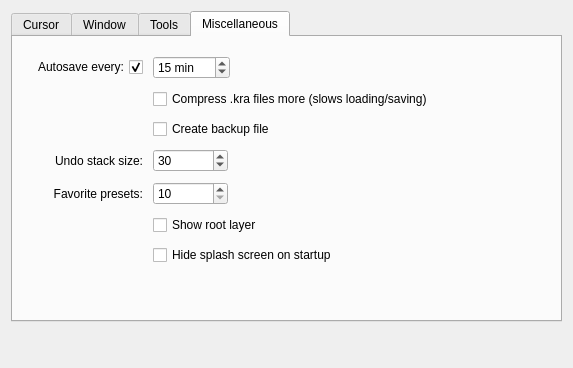
The window that libs/ui/forms/wdggeneralsettings.ui (KDE/krita) describes before a commit, drawn with Qt 5.
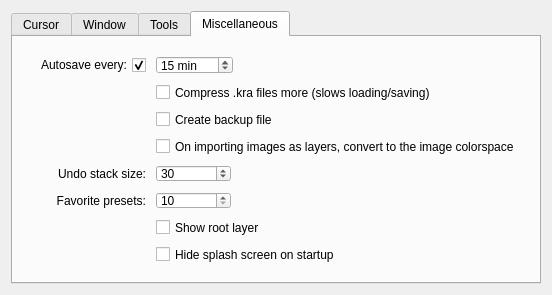
The same window after the commit. The open tabs and pages were chosen to show the change. Custom widgets are drawn as their Qt base class.

Commit message:
BUG:343993 Add a config option for converting images imported as layer
Since this is a workflow thing, it's an option in settings, not something
to ask the user every time. Now, if this option is checked, on importing
images as layers, they will be converted to the image colorspace. It's
off by default to preserve existing behavior.

The edit to the form file:
```diff
--- a/libs/ui/forms/wdggeneralsettings.ui
+++ b/libs/ui/forms/wdggeneralsettings.ui
@@ -6,8 +6,8 @@
    <rect>
     <x>0</x>
     <y>0</y>
-    <width>573</width>
-    <height>368</height>
+    <width>552</width>
+    <height>295</height>
    </rect>
   </property>
   <property name="sizePolicy">
@@ -25,8 +25,8 @@
   <property name="layoutDirection">
    <enum>Qt::LeftToRight</enum>
   </property>
-  <layout class="QVBoxLayout" name="verticalLayout_2">
-   <item>
+  <layout class="QGridLayout" name="gridLayout">
+   <item row="0" column="0">
     <widget class="QTabWidget" name="tabWidget">
      <property name="currentIndex">
       <number>3</number>
@@ -496,13 +496,6 @@
          <property name="spacing">
           <number>10</number>
          </property>
-         <item row="5" column="1">
-          <widget class="QCheckBox" name="chkShowRootLayer">
-           <property name="text">
-            <string>Show root layer</string>
-           </property>
-          </widget>
-         </item>
          <item row="0" column="0">
           <widget class="QCheckBox" name="m_autosaveCheckBox">
            <property name="sizePolicy">
@@ -522,6 +515,22 @@
            </property>
           </widget>
          </item>
+         <item row="4" column="0">
+          <widget class="QLabel" name="label">
+           <property name="sizePolicy">
+            <sizepolicy hsizetype="Minimum" vsizetype="Preferred">
+             <horstretch>0</horstretch>
+             <verstretch>0</verstretch>
+            </sizepolicy>
+           </property>
+           <property name="text">
+            <string>Undo stack size:</string>
+           </property>
+           <property name="alignment">
+            <set>Qt::AlignRight|Qt::AlignTrailing|Qt::AlignVCenter</set>
+           </property>
+          </widget>
+         </item>
          <item row="1" column="1">
           <widget class="QCheckBox" name="m_chkCompressKra">
            <property name="text">
@@ -536,6 +545,44 @@
            </property>
           </widget>
          </item>
+         <item row="5" column="1">
+          <widget class="QSpinBox" name="m_favoritePresetsSpinBox">
+           <property name="sizePolicy">
+            <sizepolicy hsizetype="Fixed" vsizetype="Fixed">
+             <horstretch>0</horstretch>
+             <verstretch>0</verstretch>
+            </sizepolicy>
+           </property>
+           <property name="minimumSize">
+            <size>
+             <width>75</width>
+             <height>0</height>
+            </size>
+           </property>
+           <property name="minimum">
+            <number>10</number>
+           </property>
+           <property name="maximum">
+            <number>30</number>
+           </property>
+          </widget>
+         </item>
+         <item row="5" column="0">
+          <widget class="QLabel" name="label_3">
+           <property name="sizePolicy">
+            <sizepolicy hsizetype="Minimum" vsizetype="Preferred">
+             <horstretch>0</horstretch>
+             <verstretch>0</verstretch>
+            </sizepolicy>
+           </property>
+           <property name="text">
+            <string>Favorite presets:</string>
+           </property>
+           <property name="alignment">
+            <set>Qt::AlignRight|Qt::AlignTrailing|Qt::AlignVCenter</set>
+           </property>
+          </widget>
+         </item>
          <item row="0" column="1">
           <widget class="QSpinBox" name="m_autosaveSpinBox">
            <property name="sizePolicy">
@@ -567,7 +614,7 @@
            </property>
           </widget>
          </item>
-         <item row="3" column="1">
+         <item row="4" column="1">
           <widget class="QSpinBox" name="m_undoStackSize">
            <property name="sizePolicy">
             <sizepolicy hsizetype="Fixed" vsizetype="Fixed">
@@ -595,82 +642,29 @@
            </property>
           </widget>
          </item>
-         <item row="4" column="1">
-          <widget class="QSpinBox" name="m_favoritePresetsSpinBox">
-           <property name="sizePolicy">
-            <sizepolicy hsizetype="Fixed" vsizetype="Fixed">
-             <horstretch>0</horstretch>
-             <verstretch>0</verstretch>
-            </sizepolicy>
-           </property>
-           <property name="minimumSize">
-            <size>
-             <width>75</width>
-             <height>0</height>
-            </size>
-           </property>
-           <property name="minimum">
-            <number>10</number>
-           </property>
-           <property name="maximum">
-            <number>30</number>
-           </property>
-          </widget>
-         </item>
-         <item row="3" column="0">
-          <widget class="QLabel" name="label">
-           <property name="sizePolicy">
-            <sizepolicy hsizetype="Minimum" vsizetype="Preferred">
-             <horstretch>0</horstretch>
-             <verstretch>0</verstretch>
-            </sizepolicy>
-           </property>
-           <property name="text">
-            <string>Undo stack size:</string>
-           </property>
-           <property name="alignment">
-            <set>Qt::AlignRight|Qt::AlignTrailing|Qt::AlignVCenter</set>
-           </property>
-          </widget>
-         </item>
-         <item row="4" column="0">
-          <widget class="QLabel" name="label_3">
-           <property name="sizePolicy">
-            <sizepolicy hsizetype="Minimum" vsizetype="Preferred">
-             <horstretch>0</horstretch>
-             <verstretch>0</verstretch>
-            </sizepolicy>
-           </property>
-           <property name="text">
-            <string>Favorite presets:</string>
-           </property>
-           <property name="alignment">
-            <set>Qt::AlignRight|Qt::AlignTrailing|Qt::AlignVCenter</set>
-           </property>
-          </widget>
-         </item>
          <item row="6" column="1">
+          <widget class="QCheckBox" name="chkShowRootLayer">
+           <property name="text">
+            <string>Show root layer</string>
+           </property>
+          </widget>
+         </item>
+         <item row="7" column="1">
           <widget class="QCheckBox" name="m_hideSplashScreen">
            <property name="text">
             <string>Hide splash screen on startup</string>
            </property>
           </widget>
          </item>
+         <item row="3" column="1">
+          <widget class="QCheckBox" name="m_chkConvertOnImport">
+           <property name="text">
+            <string>On importing images as layers, convert to the image colorspace</string>
+           </property>
+          </widget>
+         </item>
         </layout>
        </item>
-       <item row="0" column="1">
-        <spacer name="horizontalSpacer">
-         <property name="orientation">
-          <enum>Qt::Horizontal</enum>
-         </property>
-         <property name="sizeHint" stdset="0">
-          <size>
-           <width>40</width>
-           <height>20</height>
-          </size>
-         </property>
-        </spacer>
-       </item>
        <item row="1" column="0">
         <spacer name="verticalSpacer_4">
          <property name="orientation">
@@ -688,7 +682,7 @@
      </widget>
     </widget>
    </item>
-   <item>
+   <item row="1" column="0">
     <spacer name="verticalSpacer_5">
      <property name="orientation">
       <enum>Qt::Vertical</enum>
```
Left out of the diff: 51 changed lines with no effect on the pictures. The commit also changes 5 other files.
